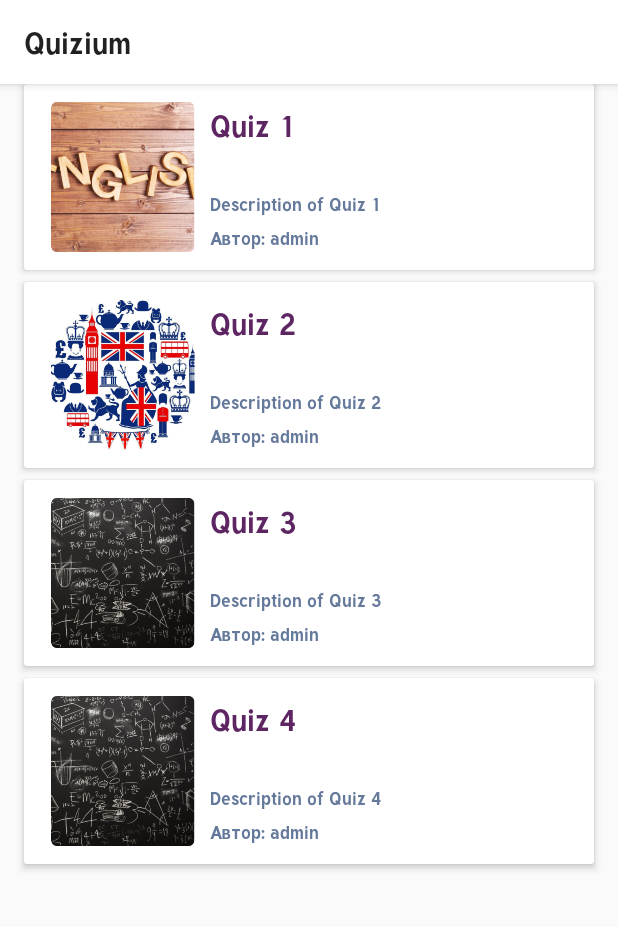
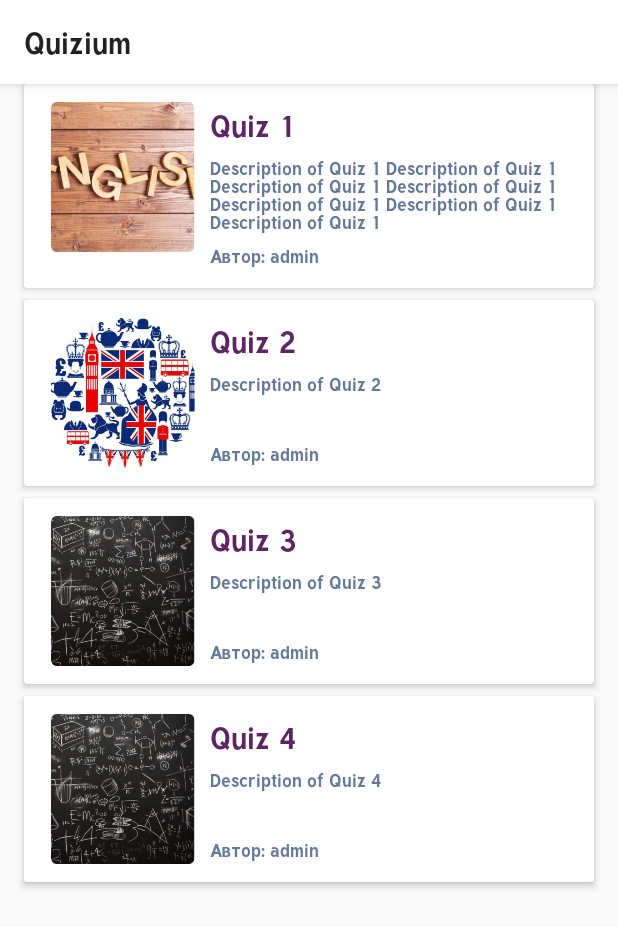
Before and after one commit to DanilB01/Quizium, an Android app: the QuizListActivity screen opened directly, with no data from a screen before it, on a phone screen of 412 x 824 dp. Shown: the top 927 px of the screen. Run offline under Robolectric (Android 15) with nearby library versions, the phone set to English and light mode, and no system bars.

Commit message:
Fix viewing big quiz descriptions

```diff
--- a/app/src/main/java/ru/tsu/quizium/QuizListActivity.java
+++ b/app/src/main/java/ru/tsu/quizium/QuizListActivity.java
@@ -24,7 +24,7 @@ public class QuizListActivity extends AppCompatActivity {
     }
 
     private void InitQuizData() {
-        quizList.add(new Quiz("Quiz 1", "Description of Quiz 1", "admin", R.drawable.english_grammar));
+        quizList.add(new Quiz("Quiz 1", "Description of Quiz 1 Description of Quiz 1 Description of Quiz 1 Description of Quiz 1 Description of Quiz 1 Description of Quiz 1 Description of Quiz 1", "admin", R.drawable.english_grammar));
         quizList.add(new Quiz("Quiz 2", "Description of Quiz 2", "admin", R.drawable.english_vocabulary));
         quizList.add(new Quiz("Quiz 3", "Description of Quiz 3", "admin", R.drawable.math));
         quizList.add(new Quiz("Quiz 4", "Description of Quiz 4", "admin", R.drawable.math));
--- a/app/src/main/res/layout/item_quiz.xml
+++ b/app/src/main/res/layout/item_quiz.xml
@@ -32,21 +32,24 @@
             style="@style/BlueDescriptionStyle"
             android:layout_width="0dp"
             android:layout_marginStart="8dp"
+            android:layout_marginTop="4dp"
             android:text="Подзаголовок"
-            app:layout_constraintBottom_toBottomOf="@+id/quizLogoImageView"
-            app:layout_constraintStart_toEndOf="@+id/quizLogoImageView" />
+            app:layout_constraintBottom_toBottomOf="parent"
+            app:layout_constraintStart_toEndOf="@+id/quizLogoImageView"
+            app:layout_constraintTop_toBottomOf="@+id/descriptionTextView"
+            app:layout_constraintVertical_bias="1.0" />
 
         <TextView
             android:id="@+id/descriptionTextView"
             style="@style/BlueDescriptionStyle"
             android:layout_width="0dp"
-            android:layout_marginBottom="4dp"
+            android:layout_marginStart="8dp"
+            android:layout_marginTop="4dp"
+            android:text="Подзаголовок"
             android:textAlignment="textStart"
-            android:layout_marginStart="8dp"
-            android:text="Подзаголовок"
-            app:layout_constraintBottom_toTopOf="@+id/authorTextView"
             app:layout_constraintEnd_toEndOf="parent"
-            app:layout_constraintStart_toEndOf="@+id/quizLogoImageView" />
+            app:layout_constraintStart_toEndOf="@+id/quizLogoImageView"
+            app:layout_constraintTop_toBottomOf="@+id/titleTextView" />
 
         <ImageView
             android:id="@+id/quizLogoImageView"
```
